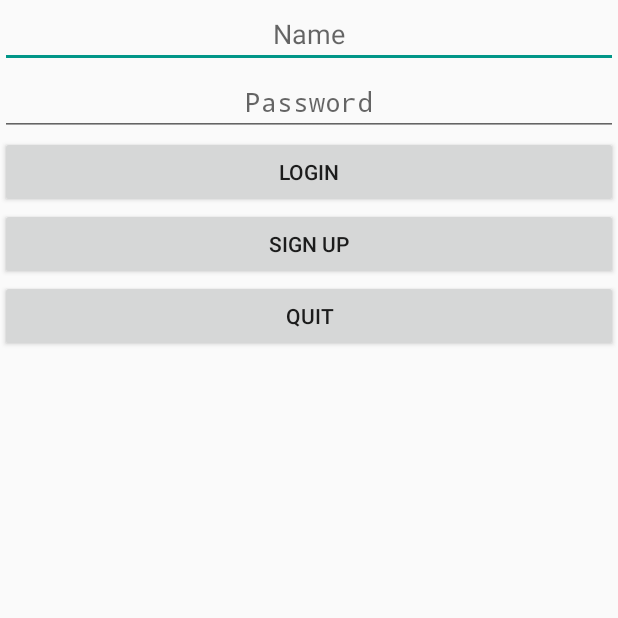
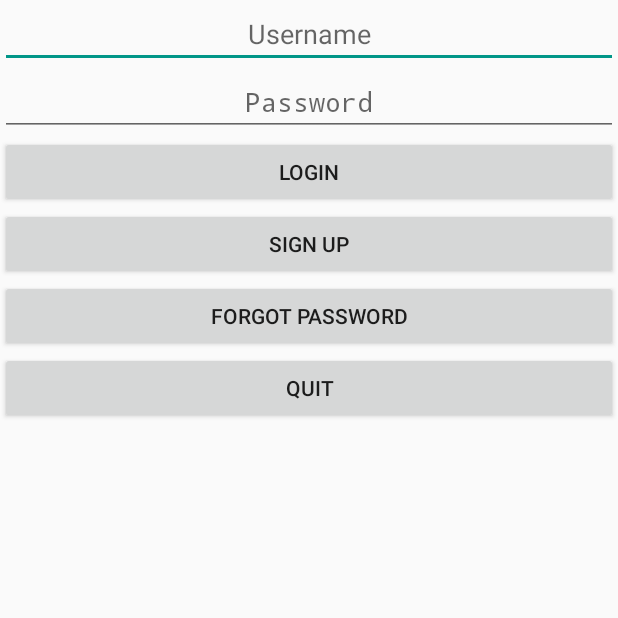
Before and after one commit to Mortuie/Save-it, an Android app: the screen it shows after launch (LoginScreen), after a tap on "LOGIN", on a phone screen of 412 x 824 dp, the top half of it. Run offline under Robolectric (Android 15) with nearby library versions, the phone set to English and light mode, and no system bars.

Commit message:
Added some more smaller features

```diff
--- a/app/src/main/java/budget/saveit/view/login/LoginScreen.java
+++ b/app/src/main/java/budget/saveit/view/login/LoginScreen.java
@@ -40,11 +40,12 @@ public class LoginScreen extends Activity {
             @Override
             public void onClick(View v) {
                 if (username.getText().toString().equals("admin") && password.getText().toString().equals("admin")) {
+                    onDestroy();
                     Toast.makeText(getApplicationContext(), "Redirecting...", Toast.LENGTH_SHORT).show();
                     Intent loginPage = new Intent(LoginScreen.this, MainActivity.class);
                     startActivity(loginPage);
                 } else {
-                    Toast.makeText(getApplicationContext(), "Wrong Credentials", Toast.LENGTH_SHORT).show();
+                    Toast.makeText(getApplicationContext(), "Wrong combination of details", Toast.LENGTH_SHORT).show();
                 }
             }
         });
@@ -52,6 +53,7 @@ public class LoginScreen extends Activity {
         signUp.setOnClickListener(new View.OnClickListener() {
             @Override
             public void onClick(View v) {
+                onDestroy();
                 Toast.makeText(getApplicationContext(), "Redirecting...", Toast.LENGTH_SHORT).show();
                 Intent signUpPage = new Intent(LoginScreen.this, SignUpPage.class);
                 startActivity(signUpPage);
@@ -66,5 +68,11 @@ public class LoginScreen extends Activity {
         });
     }
 
+    @Override
+    protected void onDestroy() {
+        super.onDestroy();
+        finish();
+    }
+
 
 }
--- a/app/src/main/res/layout/screen_login.xml
+++ b/app/src/main/res/layout/screen_login.xml
@@ -10,7 +10,7 @@
         android:layout_height="wrap_content"
         android:ems="10"
         android:inputType="textPersonName"
-        android:hint = "Name"
+        android:hint = "Username"
         android:gravity="center"/>
         android:textAlignment="gravity"
 
@@ -37,6 +37,12 @@
         android:text="Sign Up" />
 
     <Button
+        android:id="@+id/forgotPassword"
+        android:layout_width="match_parent"
+        android:layout_height="wrap_content"
+        android:text="Forgot password" />
+
+    <Button
         android:id="@+id/quit"
         android:layout_width="match_parent"
         android:layout_height="wrap_content"
--- a/app/src/main/res/layout/screen_signup.xml
+++ b/app/src/main/res/layout/screen_signup.xml
@@ -24,7 +24,7 @@
         android:gravity="center"/>
 
     <EditText
-        android:id="@+id/surName"
+        android:id="@+id/surname"
         android:layout_width="match_parent"
         android:layout_height="wrap_content"
         android:ems="10"
@@ -70,6 +70,7 @@
         android:text="Create Account" />
 
     <Button
+        android:id="@+id/back"
         android:layout_width="match_parent"
         android:layout_height="wrap_content"
         android:text="Back" />
```
Also changed, not shown: app/src/main/java/budget/saveit/view/login/SignUpPage.java (+45 -0 lines).
